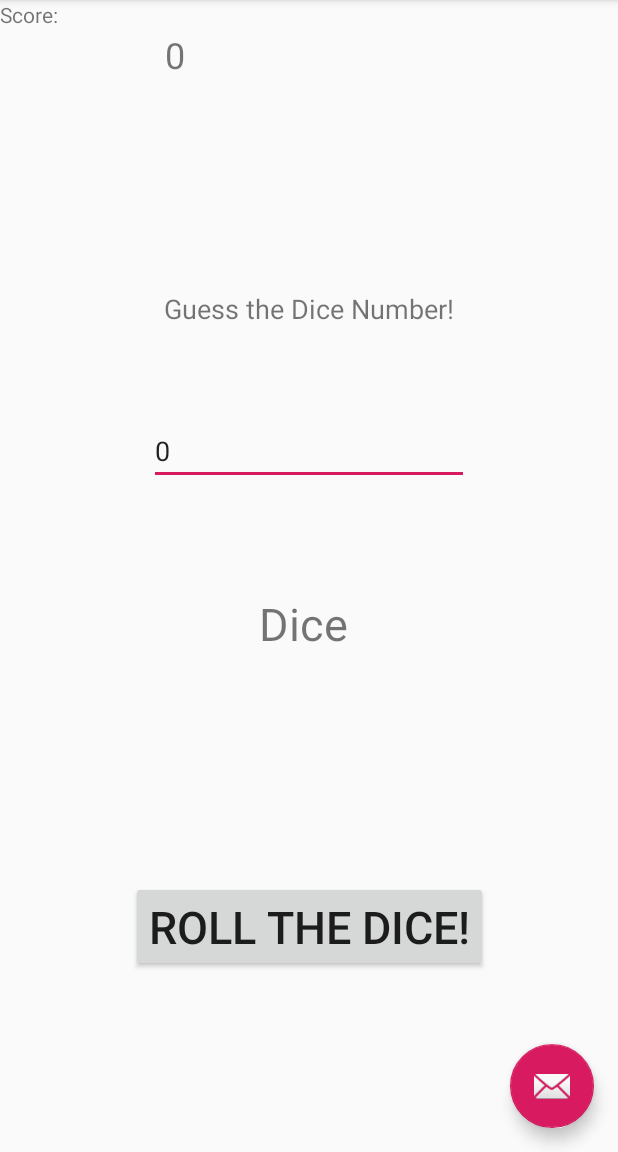
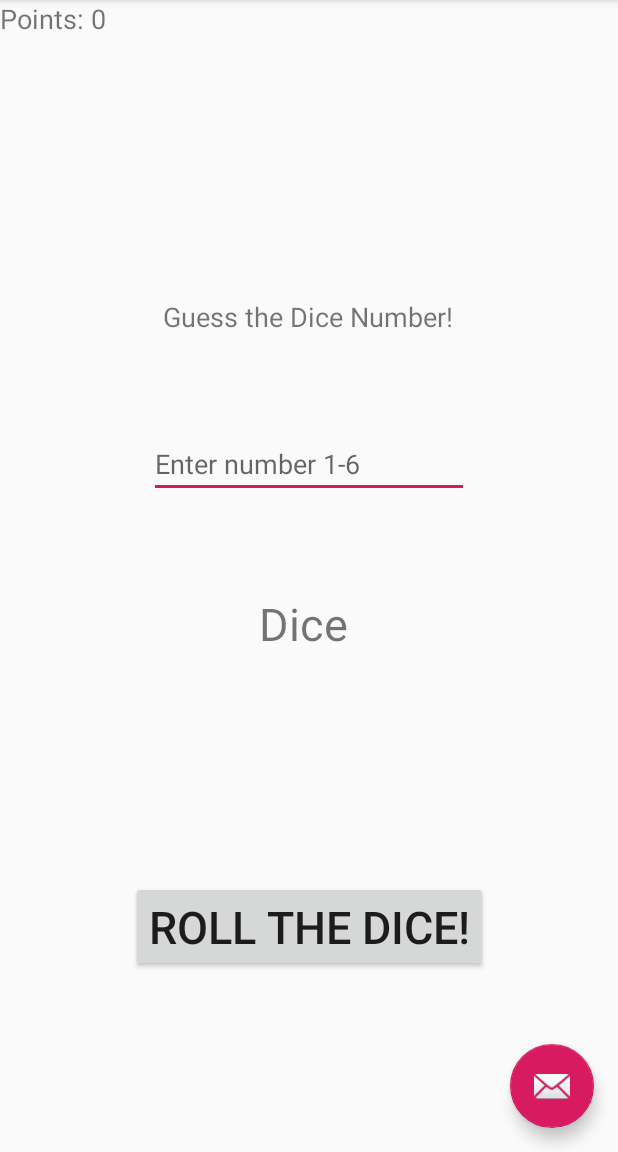
Before and after one commit to ASafi99/DiceRoller, an Android app: the screen it shows after launch (MainActivity), on a phone screen of 412 x 824 dp, the part 84-1236 px from its top. Run offline under Robolectric (Android 15) with nearby library versions, the phone set to English and light mode, and no system bars.

Commit message:
Level 3 Completed

```diff
--- a/app/src/main/java/com/example/diceroller/MainActivity.java
+++ b/app/src/main/java/com/example/diceroller/MainActivity.java
@@ -18,6 +18,8 @@ import java.util.Random;
 
 public class MainActivity extends AppCompatActivity {
 
+    int counter= 0;
+
     @Override
     protected void onCreate(Bundle savedInstanceState) {
         super.onCreate(savedInstanceState);
@@ -25,16 +27,10 @@ public class MainActivity extends AppCompatActivity {
         final TextView textOne = (TextView) findViewById(R.id.numberTextView);
         final TextView guessText = (TextView)findViewById(R.id.textView2);
         final EditText userGuess = (EditText) findViewById(R.id.editText);
+        Button pushMe = (Button) findViewById(R.id.button);
         final TextView score = (TextView)findViewById(R.id.score);
-        Button pushMe = (Button) findViewById(R.id.button);
 
-
-
-
-
-
-
-
+        score.setText("Points: 0 ");
 
         Toolbar toolbar = findViewById(R.id.toolbar);
         setSupportActionBar(toolbar);
@@ -43,9 +39,6 @@ public class MainActivity extends AppCompatActivity {
                 @Override
                 public void onClick(View v) {
 
-                    int counter=0;
-
-                    score.setText(String.valueOf(counter));
 
 
                     String randText = "";
@@ -60,27 +53,24 @@ public class MainActivity extends AppCompatActivity {
 
                     int userNumber = Integer.parseInt(userGuess.getText().toString());
 
-                    if(userNumber<1 || userNumber>6) {
+                        if (userNumber < 1 || userNumber > 6) {
 
-                        guessText.setText("Please guess 1-6!");
+                            guessText.setText("Please guess 1-6!");
 
-                    } else if(userNumber==number){
+                        } else if (userNumber == number) {
 
-                        counter++;
+                            counter++;
 
-                        guessText.setText("Congratulations!");
+                            score.setText("Points: "+counter);
+
+                            guessText.setText("Congratulations!");
 
 
-
-
-                    }else {
-                        guessText.setText("Try Again!");
+                        } else {
+                            guessText.setText("Try Again!");
+                        }
                     }
 
-
-
-
-                }
     });
 
 
--- a/app/src/main/res/layout/content_main.xml
+++ b/app/src/main/res/layout/content_main.xml
@@ -7,6 +7,7 @@
     android:onClick="on_button_click"
     app:layout_behavior="@string/appbar_scrolling_view_behavior"
     tools:context=".MainActivity"
+    tools:layout_editor_absoluteY="56dp"
     tools:showIn="@layout/activity_main">
 
     <TextView
@@ -38,20 +39,6 @@
         app:layout_constraintTop_toTopOf="parent"
         app:layout_constraintVertical_bias="0.83" />
 
-    <EditText
-        android:id="@+id/editText"
-        android:layout_width="wrap_content"
-        android:layout_height="wrap_content"
-        android:ems="10"
-        android:text = "0"
-        android:hint="Guess a number (1-6)"
-        android:inputType="textPersonName"
-        app:layout_constraintBottom_toBottomOf="parent"
-        app:layout_constraintEnd_toEndOf="parent"
-        app:layout_constraintStart_toStartOf="parent"
-        app:layout_constraintTop_toTopOf="parent"
-        app:layout_constraintVertical_bias="0.385" />
-
     <TextView
         android:id="@+id/textView2"
         android:layout_width="wrap_content"
@@ -60,30 +47,31 @@
         android:textSize="18sp"
         app:layout_constraintBottom_toBottomOf="parent"
         app:layout_constraintEnd_toEndOf="parent"
+        app:layout_constraintHorizontal_bias="0.497"
         app:layout_constraintStart_toStartOf="parent"
         app:layout_constraintTop_toTopOf="parent"
-        app:layout_constraintVertical_bias="0.26" />
-
-    <TextView
-        android:id="@+id/textView3"
-        android:layout_width="wrap_content"
-        android:layout_height="wrap_content"
-        android:text="Score:"
-        tools:layout_editor_absoluteX="60dp"
-        tools:layout_editor_absoluteY="21dp" />
+        app:layout_constraintVertical_bias="0.267" />
 
     <TextView
         android:id="@+id/score"
-        android:layout_width="70dp"
-        android:layout_height="0dp"
-        android:layout_marginTop="20dp"
-        android:text="0"
-        android:textSize="24sp"
-        app:layout_constraintBottom_toBottomOf="parent"
+        android:layout_width="88dp"
+        android:layout_height="54dp"
+        android:text="Points:"
+        android:textSize="18sp"
+        tools:layout_editor_absoluteX="16dp"
+        tools:layout_editor_absoluteY="16dp" />
+
+    <EditText
+        android:id="@+id/editText"
+        android:layout_width="wrap_content"
+        android:layout_height="wrap_content"
+        android:ems="10"
+        android:hint="Enter number 1-6"
+        android:inputType="number"
+        app:layout_constraintBottom_toTopOf="@+id/numberTextView"
         app:layout_constraintEnd_toEndOf="parent"
-        app:layout_constraintHorizontal_bias="0.322"
+        app:layout_constraintHorizontal_bias="0.5"
         app:layout_constraintStart_toStartOf="parent"
-        app:layout_constraintTop_toTopOf="parent"
-        app:layout_constraintVertical_bias="0.0" />
+        app:layout_constraintTop_toBottomOf="@+id/textView2" />
 
 </androidx.constraintlayout.widget.ConstraintLayout>
```
